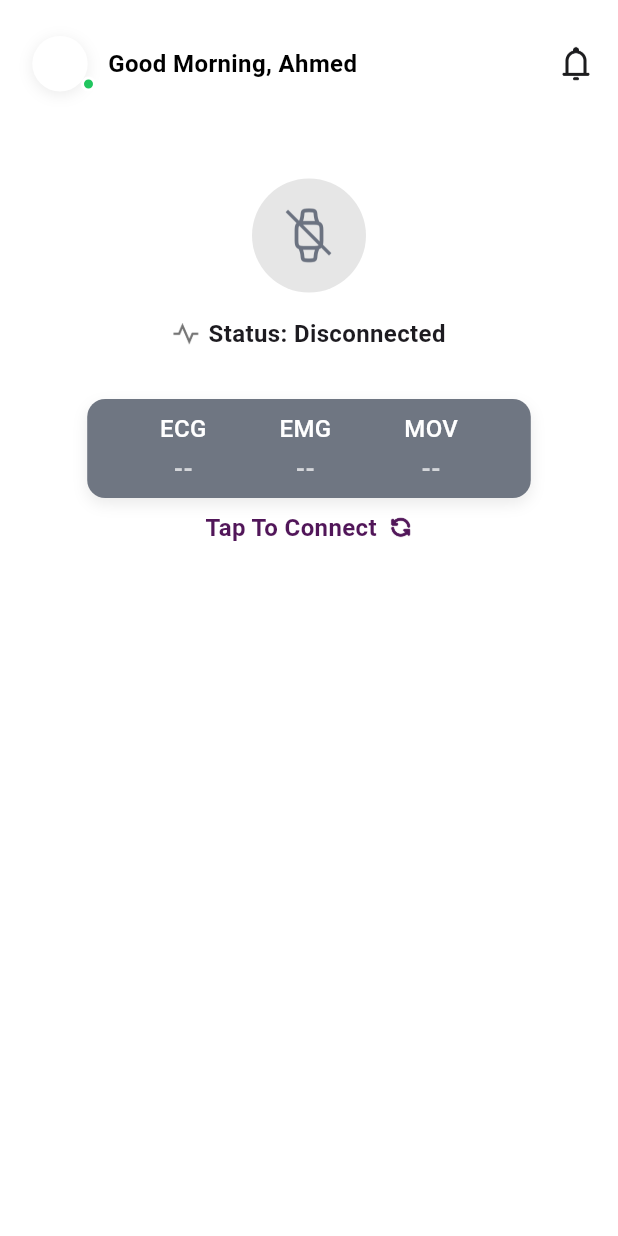
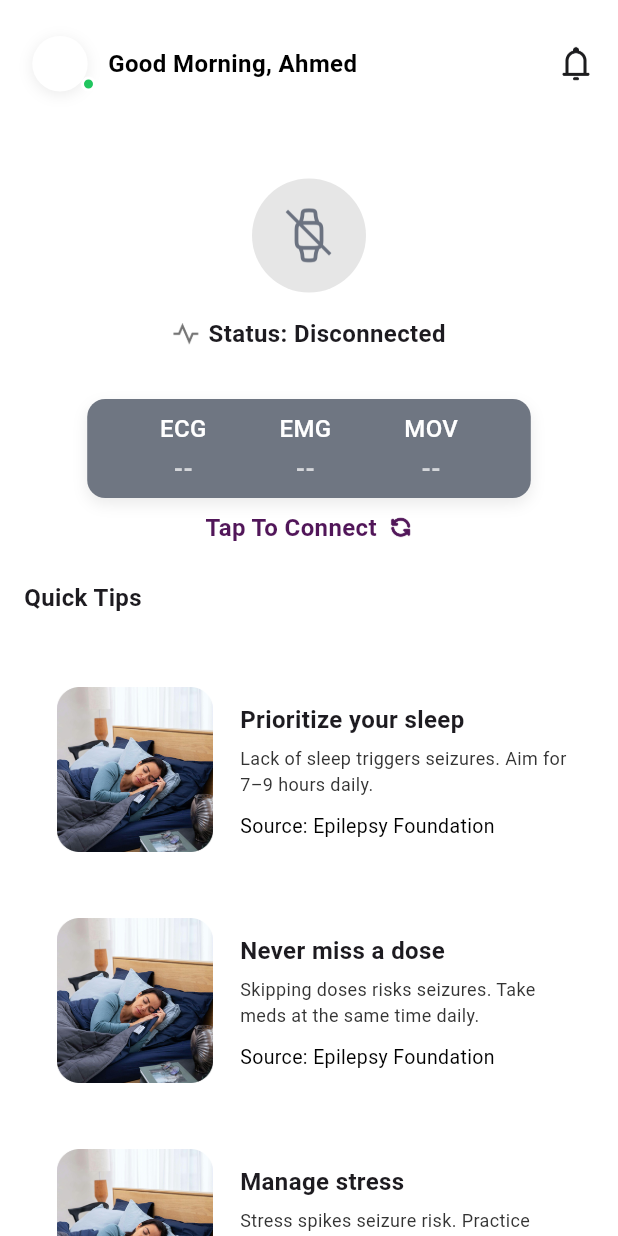
Before and after one commit to hagooora2004/Epicare_Graduation_project, a Flutter app: the screen it shows after launch, on a phone screen of 412 x 824 dp. Run offline on Flutter 3.47's test engine with Material 3 defaults, Android fonts, the phone set to English and light mode, and no system bars.

Commit message:
Add home quick tips section

```diff
--- a/lib/core/Constants/assets.dart
+++ b/lib/core/Constants/assets.dart
@@ -13,4 +13,5 @@ class AssetsData {
   static const refresh = 'assets/icons/tabler_refresh.png';
   static const signin = 'assets/images/sign_in.png';
   static const forgotpassword = 'assets/images/forgot_password.png';
+  static const sleeep = 'assets/images/Sleep.png';
 }
--- /dev/null
+++ b/lib/features/home/data/quick_tip_model.dart
@@ -0,0 +1,13 @@
+class QuickTipModel {
+  final String imagePath;
+  final String title;
+  final String description;
+  final String source;
+
+  QuickTipModel({
+    required this.imagePath,
+    required this.title,
+    required this.description,
+    required this.source,
+  });
+}
--- /dev/null
+++ b/lib/features/home/data/quick_tips_data.dart
@@ -0,0 +1,36 @@
+import 'quick_tip_model.dart';
+
+final List<QuickTipModel> quickTips = [
+  QuickTipModel(
+    imagePath: 'assets/images/Sleep.png',
+    title: "Prioritize your sleep",
+    description: "Lack of sleep triggers seizures. Aim for 7–9 hours daily.",
+    source: "Source: Epilepsy Foundation",
+  ),
+  QuickTipModel(
+    imagePath: 'assets/images/Sleep.png',
+    title: "Never miss a dose",
+    description:
+        "Skipping doses risks seizures. Take meds at the same time daily.",
+    source: "Source: Epilepsy Foundation",
+  ),
+  QuickTipModel(
+    imagePath: 'assets/images/Sleep.png',
+    title: "Manage stress",
+    description:
+        "Stress spikes seizure risk. Practice deep breathing to stay calm.",
+    source: "Source: Epilepsy Foundation",
+  ),
+  QuickTipModel(
+    imagePath: 'assets/images/Sleep.png',
+    title: "Stay hydrated",
+    description: "Dehydration triggers seizures. Drink plenty of water daily.",
+    source: "Source: Epilepsy Scotland",
+  ),
+  QuickTipModel(
+    imagePath: 'assets/images/Sleep.png',
+    title: "Know your triggers",
+    description: "Track triggers like food or lights in a diary to avoid them.",
+    source: "Source: CDC",
+  ),
+];
--- a/lib/features/home/presentation/views/home_view.dart
+++ b/lib/features/home/presentation/views/home_view.dart
@@ -2,6 +2,7 @@ import 'package:flutter/material.dart';
 import 'package:flutter/services.dart';
 import '../widgets/user_header.dart';
 import '../widgets/home_disconnected_section.dart';
+import '../widgets/quick_tips_list.dart';
 
 class HomeView extends StatelessWidget {
   const HomeView({super.key});
@@ -16,7 +17,10 @@ class HomeView extends StatelessWidget {
       child: Scaffold(
         backgroundColor: Colors.white,
         body: SafeArea(
+          child: SingleChildScrollView(
+            physics: BouncingScrollPhysics(),
             child: Column(
+              crossAxisAlignment: CrossAxisAlignment.start,
               children: [
                 Padding(
                   padding: EdgeInsets.symmetric(horizontal: 16),
@@ -31,7 +35,13 @@ class HomeView extends StatelessWidget {
                   padding: EdgeInsets.symmetric(horizontal: 32),
                   child: HomeDisconnectedSection(),
                 ),
+                SizedBox(height: 24),
+                Padding(
+                  padding: EdgeInsets.symmetric(horizontal: 16),
+                  child: QuickTipsList(),
+                ),
               ],
+            ),
           ),
         ),
       ),
--- a/lib/features/home/presentation/widgets/quick_tip_item.dart
+++ b/lib/features/home/presentation/widgets/quick_tip_item.dart
@@ -0,0 +1,85 @@
+import 'package:flutter/material.dart';
+
+class QuickTipItem extends StatelessWidget {
+  final String imagePath;
+  final String title;
+  final String description;
+  final String source;
+
+  const QuickTipItem({
+    super.key,
+    required this.imagePath,
+    required this.title,
+    required this.description,
+    required this.source,
+  });
+
+  @override
+  Widget build(BuildContext context) {
+    return Container(
+      padding: const EdgeInsets.all(16),
+      margin: const EdgeInsets.only(bottom: 12),
+      decoration: BoxDecoration(
+        color: Colors.white,
+        borderRadius: BorderRadius.circular(16),
+      ),
+
+      // This row displays the image on the left and the text content on the right
+      child: Row(
+        crossAxisAlignment: CrossAxisAlignment.start,
+        children: [
+          // Tip image
+          Image.asset(
+            imagePath,
+            height: 110,
+            width: 116,
+            fit: BoxFit.contain,
+          ),
+
+          const SizedBox(width: 12),
+
+          // Text content (title, description, source)
+          Expanded(
+            child: Column(
+              crossAxisAlignment: CrossAxisAlignment.start,
+              children: [
+                const SizedBox(height: 10),
+                // Tip title
+                Text(
+                  title,
+                  style: const TextStyle(
+                    fontSize: 16,
+                    fontWeight: FontWeight.w600,
+                  ),
+                ),
+
+                const SizedBox(height: 6),
+
+                // Tip description
+                Text(
+                  description,
+                  style: const TextStyle(
+                    fontSize: 12,
+                    height: 1.4,
+                    color: Color(0xff333333),
+                  ),
+                ),
+
+                const SizedBox(height: 10),
+
+                // Tip source
+                Text(
+                  source,
+                  style: const TextStyle(
+                    fontSize: 13,
+                    color: Colors.black,
+                  ),
+                ),
+              ],
+            ),
+          ),
+        ],
+      ),
+    );
+  }
+}
--- a/lib/features/home/presentation/widgets/quick_tips_list.dart
+++ b/lib/features/home/presentation/widgets/quick_tips_list.dart
@@ -0,0 +1,34 @@
+import 'package:flutter/material.dart';
+import 'quick_tip_item.dart';
+import '../../data/quick_tips_data.dart';
+
+class QuickTipsList extends StatelessWidget {
+  const QuickTipsList({super.key});
+
+  @override
+  Widget build(BuildContext context) {
+    return Column(
+      crossAxisAlignment: CrossAxisAlignment.start,
+      children: [
+        const Text(
+          "Quick Tips",
+          style: TextStyle(
+            fontSize: 16,
+            fontWeight: FontWeight.w700,
+          ),
+        ),
+        const SizedBox(height: 32),
+
+        // Dynamic List
+        ...quickTips.map(
+          (tip) => QuickTipItem(
+            imagePath: tip.imagePath,
+            title: tip.title,
+            description: tip.description,
+            source: tip.source,
+          ),
+        ),
+      ],
+    );
+  }
+}
--- a/pubspec.yaml
+++ b/pubspec.yaml
@@ -62,6 +62,7 @@ flutter:
     - assets/images/welcome.png
     - assets/images/sign_in.png
     - assets/images/forgot_password.png
+    - assets/images/Sleep.png
     - assets/icons/facebook.png
     - assets/icons/google.png
     - assets/icons/apple.png
```
Also changed, not shown: assets/images/Sleep.png (added). Lines whose indentation alone changed are shown as unchanged.
